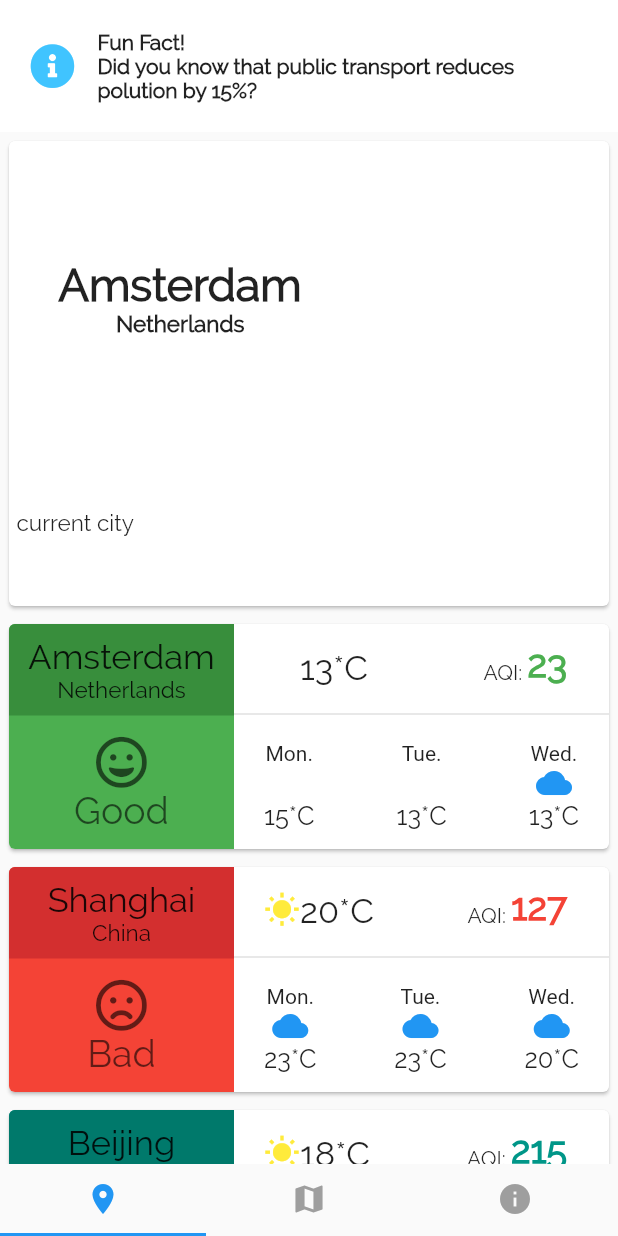
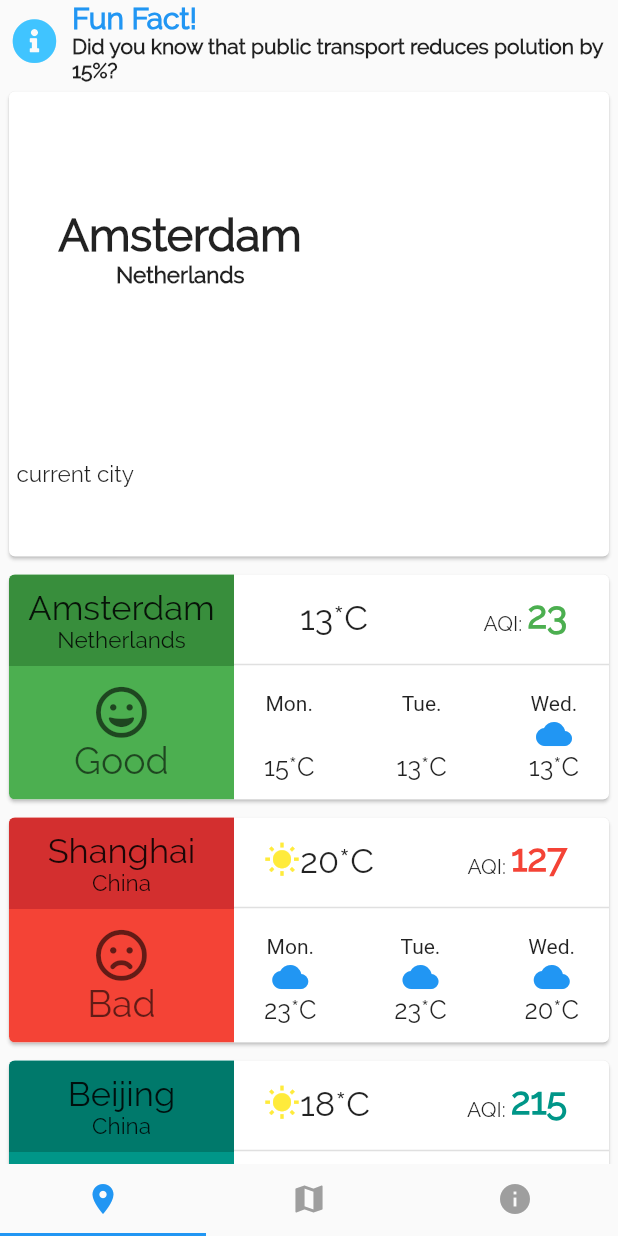
Before and after one commit to alexpavelm/SpaceAppsProject, a Flutter app: the BottomNavBar screen opened directly, on a phone screen of 412 x 824 dp. Run offline on Flutter 3.47's test engine with Material 2 defaults, Android fonts, the phone set to English and light mode, and no system bars; drawn by our look-alikes of auto_size_text; our stand-ins replace font_awesome_flutter.

Commit message:
Merge branch 'master' of https://github.com/alexpavelm/SpaceAppsProject
# Conflicts:
#	lib/SmallCard.dart

```diff
--- a/lib/FunFact.dart
+++ b/lib/FunFact.dart
@@ -6,6 +6,49 @@ class FunFact extends StatelessWidget {
   @override
   Widget build(BuildContext context) {
     return SafeArea(
+      child: Padding(
+        padding: const EdgeInsets.only(left: 8),
+        child: Container(
+          child: Row(
+            children: <Widget>[
+              Icon(FontAwesomeIcons.infoCircle,
+                  color: Colors.lightBlueAccent, size: 30),
+              Container(
+                child: Expanded(
+                  child: Padding(
+                    padding: const EdgeInsets.only(left: 10),
+                    child: Column(
+                      crossAxisAlignment: CrossAxisAlignment.start,
+                      children: <Widget>[
+                        Text(
+                          "Fun Fact!",
+                          style: TextStyle(
+                              fontFamily: 'Raleway',
+                              fontWeight: FontWeight.w600,
+                              fontSize: 20,
+                              color: Colors.blue),
+                        ),
+                        Text(
+                          "Did you know that public transport reduces polution by 15%?",
+                          style: TextStyle(
+                            fontFamily: 'Raleway',
+                            fontWeight: FontWeight.w600,
+                          ),
+                          softWrap: true,
+                          maxLines: 2,
+                          overflow: TextOverflow.ellipsis,
+                        ),
+                      ],
+                    ),
+                  ),
+                ),
+              )
+            ],
+          ),
+        ),
+      ),
+    );
+    /*return SafeArea(
         child: Container(
             color: Colors.white,
             child: Padding(
@@ -26,6 +69,6 @@ class FunFact extends StatelessWidget {
                       ),
                     )),
                   ],
-                ))));
+                ))));*/
   }
 }
```
